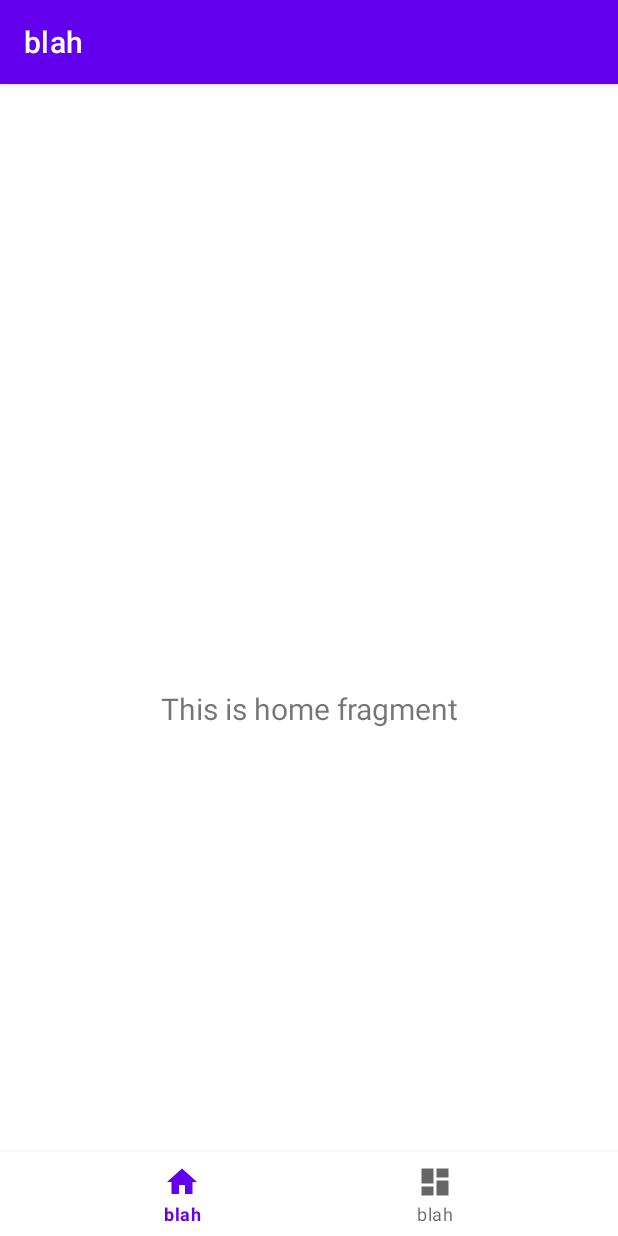
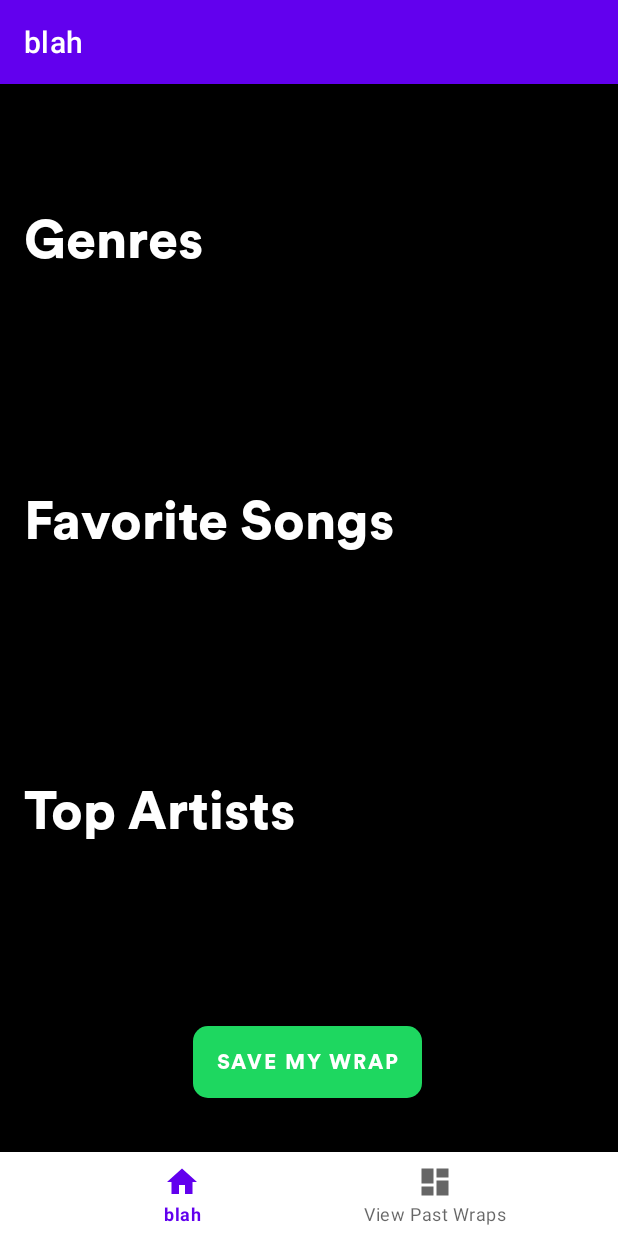
Before and after one commit to sh0608/Spotify-Wrapped, an Android app: the MainActivity screen opened directly, with no data from a screen before it, on a phone screen of 412 x 824 dp. Run offline under Robolectric (Android 15) with nearby library versions, the phone set to English and light mode, and no system bars; our stand-ins replace navigation-ui.

Commit message:
Main Activity Basic
Added Textview for genre, artists, and top songs, as well as recyler view for each of them

```diff
--- a/app/src/main/res/layout/activity_main.xml
+++ b/app/src/main/res/layout/activity_main.xml
@@ -1,10 +1,12 @@
 <?xml version="1.0" encoding="utf-8"?>
 <androidx.constraintlayout.widget.ConstraintLayout xmlns:android="http://schemas.android.com/apk/res/android"
     xmlns:app="http://schemas.android.com/apk/res-auto"
+    xmlns:tools="http://schemas.android.com/tools"
     android:id="@+id/container"
     android:layout_width="match_parent"
     android:layout_height="match_parent"
-    android:paddingTop="?attr/actionBarSize">
+    android:paddingTop="?attr/actionBarSize"
+    android:background="@color/black">
 
     <com.google.android.material.bottomnavigation.BottomNavigationView
         android:id="@+id/nav_view"
@@ -18,6 +20,7 @@
         app:layout_constraintRight_toRightOf="parent"
         app:menu="@menu/bottom_nav_menu" />
 
+
     <fragment
         android:id="@+id/nav_host_fragment_activity_main"
         android:name="androidx.navigation.fragment.NavHostFragment"
@@ -25,9 +28,102 @@
         android:layout_height="match_parent"
         app:defaultNavHost="true"
         app:layout_constraintBottom_toTopOf="@id/nav_view"
+        app:layout_constraintHorizontal_bias="0.0"
         app:layout_constraintLeft_toLeftOf="parent"
         app:layout_constraintRight_toRightOf="parent"
         app:layout_constraintTop_toTopOf="parent"
+        app:layout_constraintVertical_bias="0.285"
         app:navGraph="@navigation/mobile_navigation" />
 
+    <TextView
+        android:id="@+id/genres"
+        android:layout_width="wrap_content"
+        android:layout_height="wrap_content"
+        android:layout_marginBottom="544dp"
+        android:fontFamily="@font/circular_spotifytext_black"
+        android:text="@string/genres"
+        android:textColor="@color/white"
+        android:textSize="35sp"
+        app:layout_constraintBottom_toTopOf="@+id/nav_view"
+        app:layout_constraintEnd_toEndOf="parent"
+        app:layout_constraintHorizontal_bias="0.054"
+        app:layout_constraintStart_toStartOf="parent"
+        app:layout_constraintTop_toTopOf="@+id/nav_host_fragment_activity_main" />
+
+    <TextView
+        android:id="@+id/favoriteSong"
+        android:layout_width="wrap_content"
+        android:layout_height="wrap_content"
+        android:layout_marginTop="225dp"
+        android:fontFamily="@font/circular_spotifytext_black"
+        android:text="@string/favorite_songs"
+        android:textColor="@color/white"
+        android:textSize="35sp"
+        app:layout_constraintEnd_toEndOf="parent"
+        app:layout_constraintHorizontal_bias="0.096"
+        app:layout_constraintStart_toStartOf="parent"
+        app:layout_constraintTop_toTopOf="@+id/nav_host_fragment_activity_main" />
+
+    <TextView
+        android:id="@+id/topArtists"
+        android:layout_width="wrap_content"
+        android:layout_height="wrap_content"
+        android:layout_marginTop="20dp"
+        android:fontFamily="@font/circular_spotifytext_black"
+        android:text="@string/top_artists"
+        android:textColor="@color/white"
+
+        android:textSize="35sp"
+        app:layout_constraintEnd_toEndOf="parent"
+        app:layout_constraintHorizontal_bias="0.069"
+        app:layout_constraintStart_toStartOf="parent"
+        app:layout_constraintTop_toBottomOf="@+id/recyclerView" />
+
+    <Button
+        android:id="@+id/button2"
+        android:layout_width="wrap_content"
+        android:layout_height="wrap_content"
+        android:layout_marginBottom="36dp"
+        android:background="@drawable/roundbutton"
+        android:fontFamily="@font/circular_spotifytext_black"
+        android:text="@string/save_my_wrap"
+        android:textColorLink="@color/spotifyGreen"
+        android:textSize="14sp"
+        app:backgroundTint="@color/spotifyGreen"
+        app:iconPadding="8dp"
+        app:layout_constraintBottom_toTopOf="@+id/nav_view"
+        app:layout_constraintEnd_toEndOf="parent"
+        app:layout_constraintHorizontal_bias="0.497"
+        app:layout_constraintStart_toStartOf="parent" />
+
+    <androidx.recyclerview.widget.RecyclerView
+        android:layout_width="384dp"
+        android:layout_height="126dp"
+        app:layout_constraintBottom_toTopOf="@+id/favoriteSong"
+        app:layout_constraintEnd_toEndOf="parent"
+        app:layout_constraintHorizontal_bias="0.592"
+        app:layout_constraintStart_toStartOf="parent"
+        app:layout_constraintTop_toBottomOf="@+id/genres"
+        app:layout_constraintVertical_bias="0.0" />
+
+    <androidx.recyclerview.widget.RecyclerView
+        android:id="@+id/recyclerView"
+        android:layout_width="374dp"
+        android:layout_height="118dp"
+        android:layout_marginTop="4dp"
+        app:layout_constraintEnd_toEndOf="parent"
+        app:layout_constraintHorizontal_bias="0.432"
+        app:layout_constraintStart_toStartOf="parent"
+        app:layout_constraintTop_toBottomOf="@+id/favoriteSong" />
+
+    <androidx.recyclerview.widget.RecyclerView
+        android:layout_width="368dp"
+        android:layout_height="111dp"
+        android:layout_marginTop="4dp"
+        app:layout_constraintEnd_toEndOf="parent"
+        app:layout_constraintHorizontal_bias="0.372"
+        app:layout_constraintStart_toStartOf="parent"
+        app:layout_constraintTop_toBottomOf="@+id/topArtists" />
+
+
 </androidx.constraintlayout.widget.ConstraintLayout>
--- a/app/src/main/res/menu/bottom_nav_menu.xml
+++ b/app/src/main/res/menu/bottom_nav_menu.xml
@@ -9,6 +9,6 @@
     <item
         android:id="@+id/navigation_history"
         android:icon="@drawable/ic_dashboard_black_24dp"
-        android:title="blah" />
+        android:title="@string/view_past_wraps" />
 
 </menu>
--- a/app/src/main/res/values/strings.xml
+++ b/app/src/main/res/values/strings.xml
@@ -5,4 +5,9 @@
     <string name="create_new_account">Or create new account</string>
     <string name="title_wrap">Your Wrap</string>
     <string name="title_history">History</string>
+    <string name="view_past_wraps">View Past Wraps</string>
+    <string name="genres">Genres</string>
+    <string name="save_my_wrap">Save my wrap</string>
+    <string name="favorite_songs">Favorite Songs</string>
+    <string name="top_artists">Top Artists</string>
 </resources>
```
